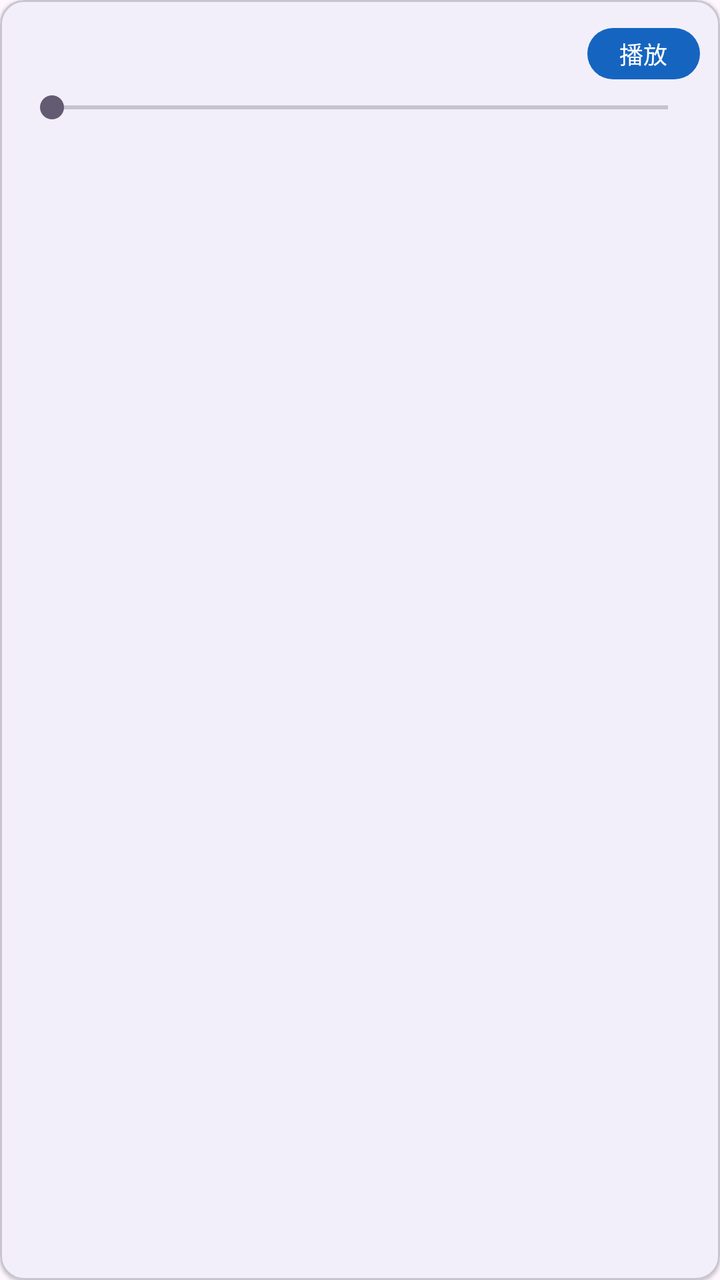
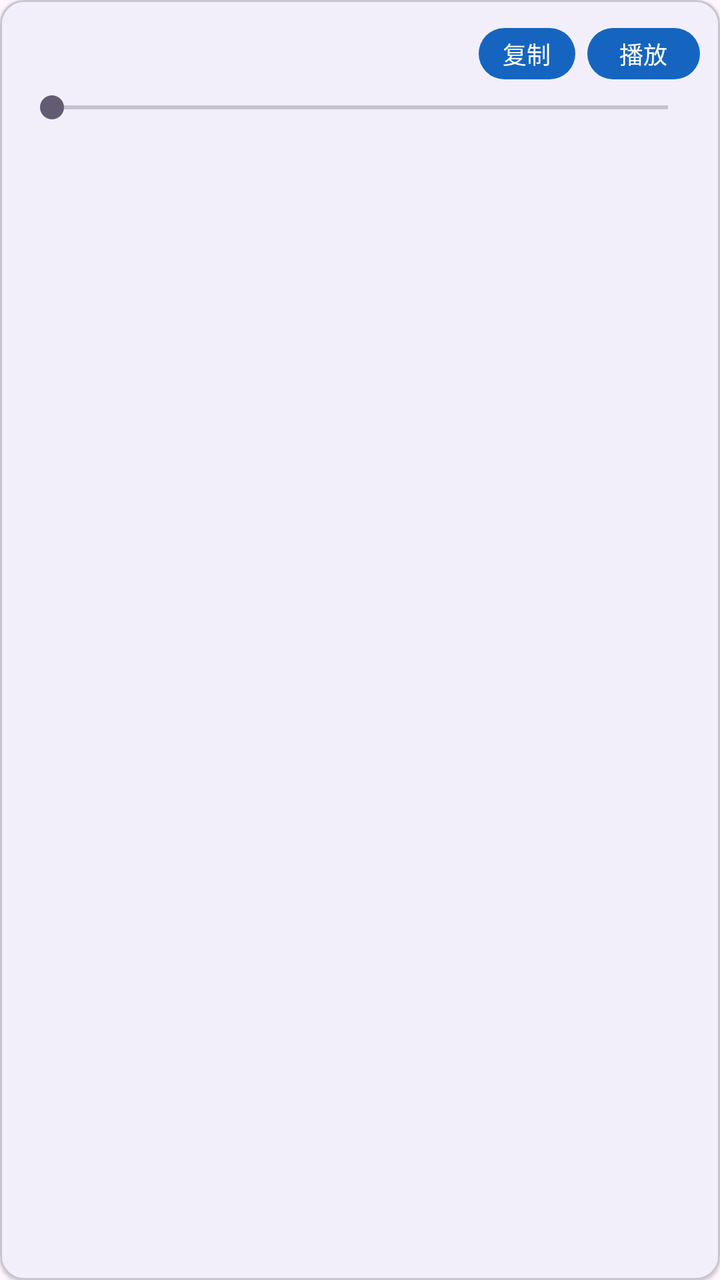

Screens rendered from an Android XML layout before and after an edit, with the pre-edit source and the edit as a unified diff.
<!-- AndroidManifest.xml: application theme Theme.AphoneS2T -->
<!-- res/layout/item_main_recording.xml -->
<?xml version="1.0" encoding="utf-8"?>
<com.google.android.material.card.MaterialCardView xmlns:android="http://schemas.android.com/apk/res/android"
    xmlns:app="http://schemas.android.com/apk/res-auto"
    android:layout_width="match_parent"
    android:layout_height="wrap_content"
    android:layout_margin="4dp"
    app:cardElevation="1dp">

    <LinearLayout
        android:layout_width="match_parent"
        android:layout_height="wrap_content"
        android:orientation="vertical"
        android:padding="10dp">

        <LinearLayout
            android:layout_width="match_parent"
            android:layout_height="wrap_content"
            android:gravity="center_vertical"
            android:orientation="horizontal">

            <TextView
                android:id="@+id/tvItemTitle"
                android:layout_width="0dp"
                android:layout_weight="1"
                android:layout_height="wrap_content"
                android:maxLines="1"
                android:ellipsize="end"
                android:textSize="13sp"
                android:textStyle="bold"
                android:textColor="?attr/colorPrimary" />

            <Button
                android:id="@+id/btnTranscribe"
                android:layout_width="wrap_content"
                android:layout_height="wrap_content"
                android:layout_marginEnd="6dp"
                android:minWidth="0dp"
                android:minHeight="0dp"
                android:paddingStart="12dp"
                android:paddingEnd="12dp"
                android:paddingTop="4dp"
                android:paddingBottom="4dp"
                android:text="@string/action_transcribe"
                android:textSize="12sp"
                android:visibility="gone" />

            <Button
                android:id="@+id/btnPlay"
                android:layout_width="wrap_content"
                android:layout_height="wrap_content"
                android:minWidth="0dp"
                android:minHeight="0dp"
                android:paddingStart="16dp"
                android:paddingEnd="16dp"
                android:paddingTop="4dp"
                android:paddingBottom="4dp"
                android:text="@string/play"
                android:textSize="12sp" />
        </LinearLayout>

        <SeekBar
            android:id="@+id/sbProgress"
            android:layout_width="match_parent"
            android:layout_height="wrap_content"
            android:maxHeight="20dp"
            android:minHeight="20dp" />

        <LinearLayout
            android:layout_width="match_parent"
            android:layout_height="wrap_content"
            android:orientation="horizontal">

            <TextView
                android:id="@+id/tvItemPos"
                android:layout_width="wrap_content"
                android:layout_height="wrap_content"
                android:textSize="11sp"
                android:textColor="?android:attr/textColorSecondary" />

            <Space
                android:layout_width="0dp"
                android:layout_height="0dp"
                android:layout_weight="1" />

            <TextView
                android:id="@+id/tvItemTotal"
                android:layout_width="wrap_content"
                android:layout_height="wrap_content"
                android:textSize="11sp"
                android:textColor="?android:attr/textColorSecondary" />
        </LinearLayout>

        <TextView
            android:id="@+id/tvItemText"
            android:layout_width="match_parent"
            android:layout_height="wrap_content"
            android:layout_marginTop="4dp"
            android:maxLines="3"
            android:ellipsize="end"
            android:textSize="15sp" />
    </LinearLayout>
</com.google.android.material.card.MaterialCardView>
<!-- resources referenced by this layout -->
<resources>
  <string name="action_transcribe">转写</string>
  <string name="play">播放</string>
  <style name="Theme.AphoneS2T" parent="Theme.Material3.DayNight.NoActionBar">
          <item name="colorPrimary">@color/seed</item>
          <item name="colorPrimaryDark">@color/seed_dark</item>
          <item name="android:statusBarColor">?attr/colorPrimaryDark</item>
      </style>
  <color name="seed">#1565C0</color>
  <color name="seed_dark">#0D47A1</color>
</resources>

<!-- the commit's change to res/layout/item_main_recording.xml (unified diff, before → after) -->
@@ -43,6 +43,20 @@
                 android:text="@string/action_transcribe"
                 android:textSize="12sp"
                 android:visibility="gone" />
+
+            <Button
+                android:id="@+id/btnCopy"
+                android:layout_width="wrap_content"
+                android:layout_height="wrap_content"
+                android:layout_marginEnd="6dp"
+                android:minWidth="0dp"
+                android:minHeight="0dp"
+                android:paddingStart="12dp"
+                android:paddingEnd="12dp"
+                android:paddingTop="4dp"
+                android:paddingBottom="4dp"
+                android:text="@string/copy"
+                android:textSize="12sp" />
 
             <Button
                 android:id="@+id/btnPlay"
<!-- resource entries referenced after the edit -->
@@ -1,6 +1,7 @@
 <!-- resources referenced by this layout -->
 <resources>
   <string name="action_transcribe">转写</string>
+  <string name="copy">复制</string>
   <string name="play">播放</string>
   <style name="Theme.AphoneS2T" parent="Theme.Material3.DayNight.NoActionBar">
           <item name="colorPrimary">@color/seed</item>
